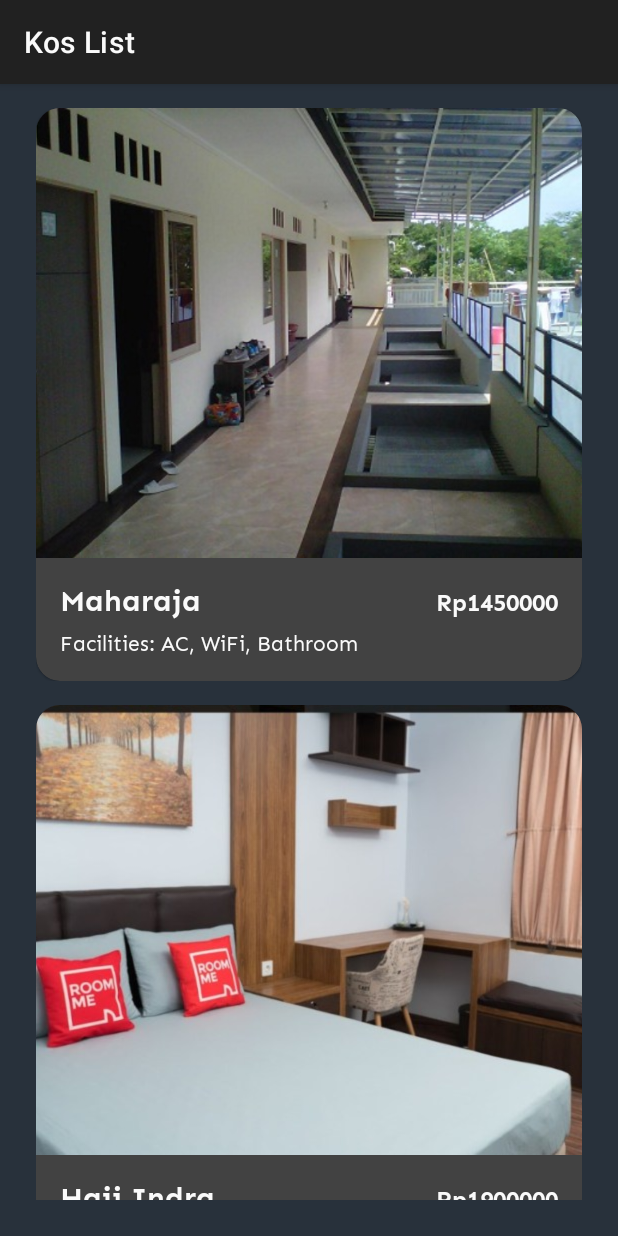
After one commit to werdna521/bluejack-kos, an Android app: the KosListActivity screen opened directly, with no data from a screen before it, on a phone screen of 412 x 824 dp. The commit adds this screen. Run offline under Robolectric (Android 15) with nearby library versions, the phone set to English and light mode, and no system bars.

Commit message:
Add feature to login and view kos lists

```diff
--- a/app/src/main/AndroidManifest.xml
+++ b/app/src/main/AndroidManifest.xml
@@ -18,6 +18,8 @@
         </activity>
         <activity android:name=".activities.RegisterActivity">
         </activity>
+        <activity android:name=".activities.KosListActivity">
+        </activity>
     </application>
 
 </manifest>
--- /dev/null
+++ b/app/src/main/java/app/android/werdna/bluejack/kos/activities/KosListActivity.java
@@ -0,0 +1,51 @@
+package app.android.werdna.bluejack.kos.activities;
+
+import android.content.Context;
+import android.content.Intent;
+import android.os.Bundle;
+
+import androidx.annotation.Nullable;
+import androidx.appcompat.app.AppCompatActivity;
+import androidx.recyclerview.widget.LinearLayoutManager;
+import androidx.recyclerview.widget.RecyclerView;
+
+import java.util.ArrayList;
+
+import app.android.werdna.bluejack.kos.R;
+import app.android.werdna.bluejack.kos.adapter.KosAdapter;
+import app.android.werdna.bluejack.kos.pojos.Kos;
+import app.android.werdna.bluejack.kos.pojos.User;
+
+public class KosListActivity extends AppCompatActivity {
+
+    private ArrayList<Kos> _kos;
+    private RecyclerView _recyclerView;
+
+    public static Intent createIntent(Context context, User user) {
+        Intent intent = new Intent(context, KosListActivity.class);
+        intent.putExtra("user", user);
+        return intent;
+    }
+
+    @Override
+    protected void onCreate(@Nullable Bundle savedInstanceState) {
+        super.onCreate(savedInstanceState);
+        setContentView(R.layout.activity_kos_list);
+
+        init();
+
+        _recyclerView = findViewById(R.id.kos_list_recycler);
+        KosAdapter adapter = new KosAdapter(_kos, this);
+        LinearLayoutManager layoutManager = new LinearLayoutManager(this);
+        _recyclerView.setLayoutManager(layoutManager);
+        _recyclerView.setAdapter(adapter);
+    }
+
+    private void init() {
+        _kos = new ArrayList<>();
+        _kos.add(new Kos("Maharaja", "AC, WiFi, Bathroom", 1450000,
+                "The best boarding", -6.2000809, 106.7833355, R.drawable.maharaja));
+        _kos.add(new Kos("Haji Indra", "AC, WiFi", 1900000,
+                "The cheapest boarding", -6.2261741, 106.9078293, R.drawable.haji_indra));
+    }
+}
--- /dev/null
+++ b/app/src/main/java/app/android/werdna/bluejack/kos/adapter/KosAdapter.java
@@ -0,0 +1,68 @@
+package app.android.werdna.bluejack.kos.adapter;
+
+import android.content.Context;
+import android.view.LayoutInflater;
+import android.view.View;
+import android.view.ViewGroup;
+import android.widget.ImageView;
+import android.widget.TextView;
+
+import androidx.annotation.NonNull;
+import androidx.recyclerview.widget.RecyclerView;
+
+import java.util.ArrayList;
+import java.util.Locale;
+
+import app.android.werdna.bluejack.kos.R;
+import app.android.werdna.bluejack.kos.pojos.Kos;
+
+public class KosAdapter extends RecyclerView.Adapter<KosAdapter.KosHolder> {
+
+    private ArrayList<Kos> _kos;
+    private Context _context;
+
+    public KosAdapter(ArrayList<Kos> kos, Context context) {
+        _kos = kos;
+        _context = context;
+    }
+
+    @NonNull
+    @Override
+    public KosHolder onCreateViewHolder(@NonNull ViewGroup parent, int viewType) {
+        View v = LayoutInflater.from(_context).inflate(R.layout.item_kos, parent, false);
+        return new KosHolder(v);
+    }
+
+    @Override
+    public void onBindViewHolder(@NonNull KosHolder holder, int position) {
+        holder.bind(_kos.get(position));
+    }
+
+    @Override
+    public int getItemCount() {
+        return _kos.size();
+    }
+
+    static class KosHolder extends RecyclerView.ViewHolder {
+
+        private ImageView _imageView;
+        private TextView _kosName;
+        private TextView _kosPrice;
+        private TextView _kosFacility;
+
+        KosHolder(View v) {
+            super(v);
+            _imageView = v.findViewById(R.id.image_view);
+            _kosName = v.findViewById(R.id.kos_name);
+            _kosPrice = v.findViewById(R.id.kos_price);
+            _kosFacility = v.findViewById(R.id.kos_facility);
+        }
+
+        void bind(Kos k) {
+            _imageView.setImageResource(k.getDrawableResource());
+            _kosName.setText(k.getName());
+            _kosPrice.setText(String.format(Locale.US, "Rp%d", k.getPrice()));
+            _kosFacility.setText(String.format(Locale.US, "Facilities: %s", k.getFacility()));
+        }
+    }
+}
--- /dev/null
+++ b/app/src/main/java/app/android/werdna/bluejack/kos/pojos/Kos.java
@@ -0,0 +1,124 @@
+package app.android.werdna.bluejack.kos.pojos;
+
+import android.os.Parcel;
+import android.os.Parcelable;
+
+public class Kos implements Parcelable {
+
+    private String _name;
+    private String _facility;
+    private Integer _price;
+    private String _desc;
+    private Double _longitude;
+    private Double _latitude;
+    private Integer _drawableResource;
+
+    public Kos(String name, String facility, Integer price, String desc, Double longitude, Double latitude,
+               Integer drawableResource) {
+        _name = name;
+        _facility = facility;
+        _price = price;
+        _desc = desc;
+        _longitude = longitude;
+        _latitude = latitude;
+        _drawableResource = drawableResource;
+    }
+
+    private Kos(Parcel in) {
+        _name = in.readString();
+        _facility = in.readString();
+        _price = in.readInt();
+        _desc = in.readString();
+        _longitude = in.readDouble();
+        _latitude = in.readDouble();
+        _drawableResource = in.readInt();
+    }
+
+    public static final Creator<Kos> CREATOR = new Creator<Kos>() {
+        @Override
+        public Kos createFromParcel(Parcel in) {
+            return new Kos(in);
+        }
+
+        @Override
+        public Kos[] newArray(int size) {
+            return new Kos[size];
+        }
+    };
+
+    public static Creator<Kos> getCreator() {
+        return CREATOR;
+    }
+
+    @Override
+    public int describeContents() {
+        return 0;
+    }
+
+    @Override
+    public void writeToParcel(Parcel dest, int flags) {
+        dest.writeString(_name);
+        dest.writeString(_facility);
+        dest.writeInt(_price);
+        dest.writeString(_desc);
+        dest.writeDouble(_longitude);
+        dest.writeDouble(_latitude);
+        dest.writeInt(_drawableResource);
+    }
+
+    public String getName() {
+        return _name;
+    }
+
+    public void setName(String name) {
+        _name = name;
+    }
+
+    public String getFacility() {
+        return _facility;
+    }
+
+    public void setFacility(String facility) {
+        _facility = facility;
+    }
+
+    public Integer getPrice() {
+        return _price;
+    }
+
+    public void setPrice(Integer price) {
+        _price = price;
+    }
+
+    public String getDesc() {
+        return _desc;
+    }
+
+    public void setDesc(String desc) {
+        _desc = desc;
+    }
+
+    public Double getLongitude() {
+        return _longitude;
+    }
+
+    public void setLongitude(Double longitude) {
+        _longitude = longitude;
+    }
+
+    public Double getLatitude() {
+        return _latitude;
+    }
+
+    public Integer getDrawableResource() {
+        return _drawableResource;
+    }
+
+    public void setDrawableResource(Integer drawableResource) {
+        _drawableResource = drawableResource;
+    }
+
+    public void setLatitude(Double latitude) {
+        _latitude = latitude;
+    }
+}
--- /dev/null
+++ b/app/src/main/res/drawable/item_kos_container.xml
@@ -0,0 +1,6 @@
+<?xml version="1.0" encoding="utf-8"?>
+<shape android:shape="rectangle" xmlns:android="http://schemas.android.com/apk/res/android">
+    <stroke android:width="3dp" android:color="@color/white" />
+    <corners android:radius="16dp" />
+    <solid android:color="#28313B" />
+</shape>
--- /dev/null
+++ b/app/src/main/res/drawable/item_kos_image.xml
@@ -0,0 +1,4 @@
+<?xml version="1.0" encoding="utf-8"?>
+<shape android:shape="rectangle" xmlns:android="http://schemas.android.com/apk/res/android">
+    <corners android:topLeftRadius="16dp" android:topRightRadius="16dp" />
+</shape>
--- /dev/null
+++ b/app/src/main/res/layout/activity_kos_list.xml
@@ -0,0 +1,32 @@
+<?xml version="1.0" encoding="utf-8"?>
+<androidx.coordinatorlayout.widget.CoordinatorLayout xmlns:android="http://schemas.android.com/apk/res/android"
+    android:layout_width="match_parent"
+    android:layout_height="match_parent"
+    xmlns:app="http://schemas.android.com/apk/res-auto"
+    android:background="#28313B">
+
+    <com.google.android.material.appbar.AppBarLayout
+        android:layout_width="match_parent"
+        android:layout_height="?attr/actionBarSize">
+
+        <com.google.android.material.appbar.MaterialToolbar
+            android:layout_width="match_parent"
+            android:layout_height="?attr/actionBarSize"
+            android:background="@color/colorPrimary"
+            app:title="@string/kos_list"
+            app:titleTextColor="@color/white" />
+
+    </com.google.android.material.appbar.AppBarLayout>
+
+    <androidx.recyclerview.widget.RecyclerView
+        android:id="@+id/kos_list_recycler"
+        android:layout_width="match_parent"
+        android:layout_height="match_parent"
+        android:paddingLeft="24dp"
+        android:paddingStart="24dp"
+        android:paddingRight="24dp"
+        android:paddingEnd="24dp"
+        android:layout_marginBottom="24dp"
+        app:layout_behavior="com.google.android.material.appbar.AppBarLayout$ScrollingViewBehavior" />
+
+</androidx.coordinatorlayout.widget.CoordinatorLayout>
--- /dev/null
+++ b/app/src/main/res/layout/item_kos.xml
@@ -0,0 +1,72 @@
+<?xml version="1.0" encoding="utf-8"?>
+<FrameLayout xmlns:android="http://schemas.android.com/apk/res/android"
+    android:layout_width="match_parent"
+    android:layout_height="wrap_content"
+    xmlns:app="http://schemas.android.com/apk/res-auto"
+    android:layout_marginTop="16dp">
+
+    <com.google.android.material.card.MaterialCardView
+        android:layout_width="match_parent"
+        android:layout_height="wrap_content"
+        android:background="@drawable/item_kos_container"
+        app:cardCornerRadius="16dp"
+        app:cardBackgroundColor="#424242">
+
+        <LinearLayout
+            android:layout_width="match_parent"
+            android:layout_height="wrap_content"
+            android:orientation="vertical">
+
+            <ImageView
+                android:id="@+id/image_view"
+                android:layout_width="match_parent"
+                android:layout_height="300dp"
+                android:scaleType="centerCrop"
+                android:background="@drawable/item_kos_image" />
+
+            <LinearLayout
+                android:layout_width="match_parent"
+                android:layout_height="wrap_content"
+                android:orientation="vertical"
+                android:padding="16dp">
+
+                <LinearLayout
+                    android:layout_width="match_parent"
+                    android:layout_height="wrap_content"
+                    android:orientation="horizontal">
+
+                    <TextView
+                        android:id="@+id/kos_name"
+                        android:layout_width="0dp"
+                        android:layout_height="wrap_content"
+                        android:fontFamily="@font/sen_bold"
+                        android:textSize="20sp"
+                        android:layout_weight="1"
+                        android:textColor="@color/white"/>
+
+                    <TextView
+                        android:id="@+id/kos_price"
+                        android:layout_width="0dp"
+                        android:layout_height="wrap_content"
+                        android:fontFamily="@font/sen_bold"
+                        android:textSize="16sp"
+                        android:layout_weight="1"
+                        android:textColor="@color/white"
+                        android:textAlignment="viewEnd"/>
+
+                </LinearLayout>
+
+                <TextView
+                    android:layout_marginTop="8dp"
+                    android:id="@+id/kos_facility"
+                    android:layout_width="wrap_content"
+                    android:layout_height="wrap_content"
+                    android:fontFamily="@font/sen_regular"
+                    android:textSize="14sp"
+                    android:textColor="@color/white"/>
+
+            </LinearLayout>
+
+        </LinearLayout>
+    </com.google.android.material.card.MaterialCardView>
+</FrameLayout>
--- a/app/src/main/res/values/colors.xml
+++ b/app/src/main/res/values/colors.xml
@@ -1,7 +1,7 @@
 <?xml version="1.0" encoding="utf-8"?>
 <resources>
-    <color name="colorPrimary">#28313B</color>
-    <color name="colorPrimaryDark">#212121</color>
-    <color name="colorAccent">@color/colorPrimaryDark</color>
+    <color name="colorPrimary">#212121</color>
+    <color name="colorPrimaryDark">#000000</color>
+    <color name="colorAccent">@color/colorPrimary</color>
     <color name="white">#FAFAFA</color>
 </resources>
--- a/app/src/main/res/values/strings.xml
+++ b/app/src/main/res/values/strings.xml
@@ -25,4 +25,8 @@
     <string name="birthday_error">Please select a valid date</string>
     <string name="gender_error">Gender must be selected</string>
     <string name="terms_error">Agreement must be checked</string>
+    <string name="username_must_filled">Username must be filled</string>
+    <string name="password_must_filled">Password must be filled</string>
+    <string name="wrong_credentials">Wrong credentials</string>
+    <string name="kos_list">Kos List</string>
 </resources>
```
Also changed, not shown: app/src/main/java/app/android/werdna/bluejack/kos/activities/MainActivity.java (+72 -1 lines), app/src/main/res/layout/activity_main.xml (+19 -0 lines), app/src/main/res/drawable/haji_indra.jpg (added), app/src/main/res/drawable/maharaja.jpg (added).
